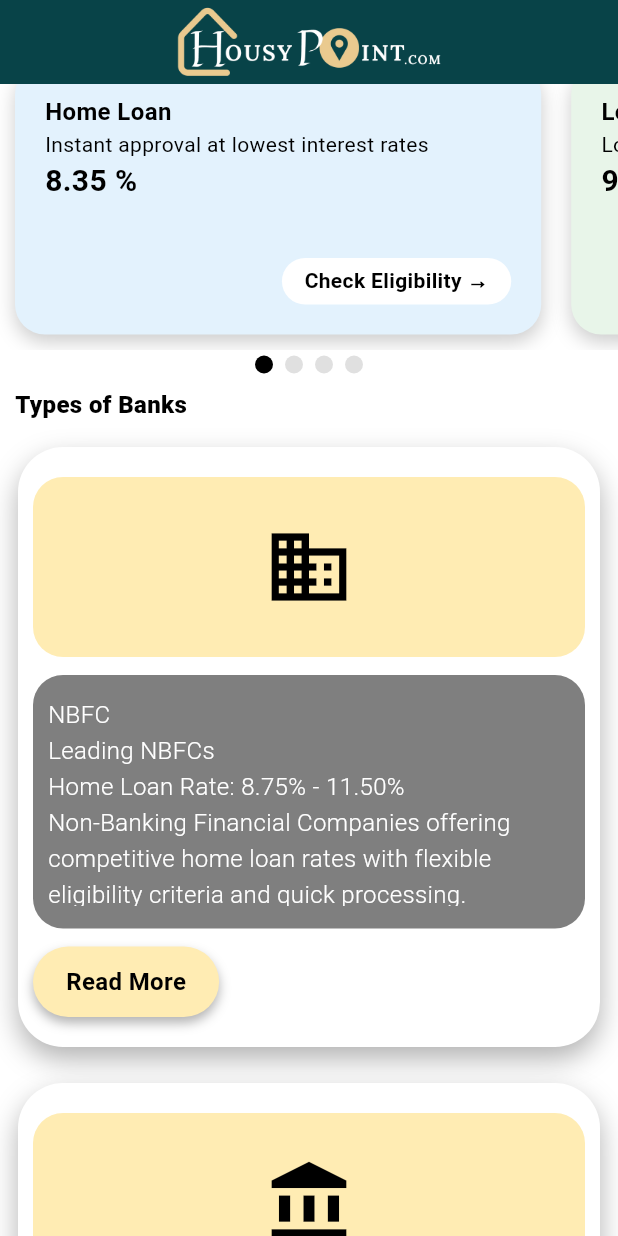
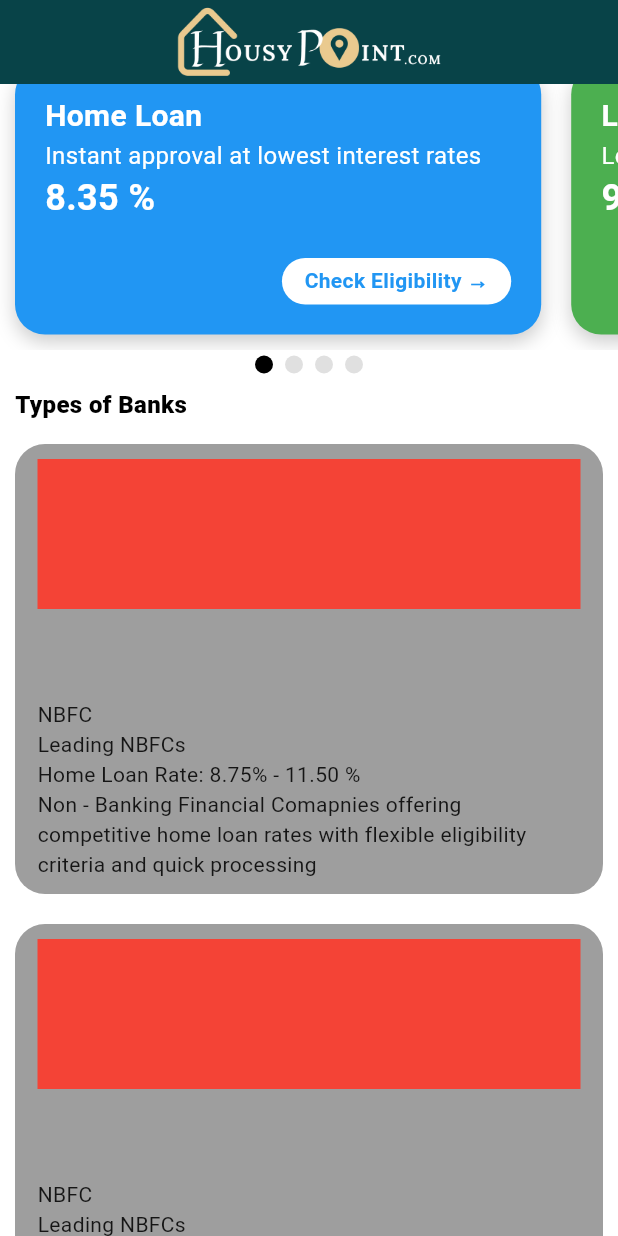
Before and after one commit to prayasjadaun/HousyPoint, a Flutter app: the screen it shows after launch, scrolled down 576 dp, on a phone screen of 412 x 824 dp. Run offline on Flutter 3.47's test engine with Material 3 defaults, Android fonts, the light colour scheme and no system bars; our stand-ins replace country_picker, fl_chart, flutter_spinkit, google_fonts, google_nav_bar, introduction_screen and 2 more; missing offline and left inert: insta_image_viewer.

Commit message:
what happen?

```diff
--- a/housy_point/lib/views/screens/bottomNavBarScreens/home_screen.dart
+++ b/housy_point/lib/views/screens/bottomNavBarScreens/home_screen.dart
@@ -79,13 +79,12 @@ class _HomeScreenState extends State<HomeScreen>
             margin: EdgeInsets.only(bottom: 20),
             color: backgroundColor,
             child: Padding(
-
               padding: const EdgeInsets.symmetric(horizontal: 15, vertical: 10),
               child: GNav(
                 gap: 2,
                 color: iconColor,
                 activeColor: activeColor,
-                tabBackgroundColor: isDarkMode ? Colors.grey.shade800! : Colors.white!,
+                tabBackgroundColor: isDarkMode ? Colors.grey.shade800 : Colors.white,
                 padding: const EdgeInsets.symmetric(horizontal: 20, vertical: 12),
                 tabs:  [
                   GButton(
--- a/housy_point/lib/views/screens/homeLoanScreen/home_loan_screen.dart
+++ b/housy_point/lib/views/screens/homeLoanScreen/home_loan_screen.dart
@@ -1,6 +1,5 @@
 import 'dart:async';
 import 'package:flutter/material.dart';
-import 'package:housy_point/views/screens/homeLoanScreen/loan_calculator.dart';
 import 'package:shimmer/shimmer.dart';
 import 'dart:math' as math;
 
@@ -29,17 +28,23 @@ class _HomeLoanScreenState extends State<HomeLoanScreen>
     'assets/loanImages/HomeLoan3.png',
   ];
   final List<Color> carouselBackgroundColors = [
-    Colors.orange.shade50,
-    Colors.blue.shade50,
-    Colors.green.shade50,
+    Colors.deepOrangeAccent.shade100,
+    Colors.blue.shade100,
+    Colors.green.shade100,
   ];
 
+  // final List<Color> loanCardColors = [
+  //   Colors.deepOrangeAccent.shade700,
+  //   Colors.blue.shade900,
+  //   Colors.purple.shade900,
+  //   Colors.pink.shade900,
+  // ];
   // Define loanCardColors as a list of colors
   final List<Color> loanCardColors = [
-    Colors.blue.shade50,
-    Colors.green.shade50,
-    Colors.orange.shade50,
-    Colors.purple.shade50,
+    Colors.blue,
+    Colors.green,
+    Colors.orange,
+    Colors.purple,
   ];
 
   // Define loanCardText as a list of strings
@@ -57,7 +62,7 @@ class _HomeLoanScreenState extends State<HomeLoanScreen>
           TextSpan(
             text: "Your dream\n",
             style: TextStyle(
-              fontSize: 16,
+              fontSize: 20,
               fontWeight: FontWeight.bold,
               color: Colors.grey.shade900,
             ),
@@ -65,7 +70,7 @@ class _HomeLoanScreenState extends State<HomeLoanScreen>
           TextSpan(
             text: "Home with Simpler\n",
             style: TextStyle(
-              fontSize: 14,
+              fontSize: 18,
               fontWeight: FontWeight.w900,
               color: Color(0xFF004240),
             ),
@@ -73,7 +78,7 @@ class _HomeLoanScreenState extends State<HomeLoanScreen>
           TextSpan(
             text: "Faster\n",
             style: TextStyle(
-              fontSize: 14,
+              fontSize: 18,
               fontWeight: FontWeight.w900,
               color: Colors.red.shade700,
             ),
@@ -81,7 +86,7 @@ class _HomeLoanScreenState extends State<HomeLoanScreen>
           TextSpan(
             text: "Friendlier ",
             style: TextStyle(
-              fontSize: 14,
+              fontSize: 18,
               fontWeight: FontWeight.w900,
               color: Color(0xFF004240),
             ),
@@ -89,7 +94,7 @@ class _HomeLoanScreenState extends State<HomeLoanScreen>
           TextSpan(
             text: "Home Loans\n",
             style: TextStyle(
-              fontSize: 14,
+              fontSize: 18,
               fontWeight: FontWeight.w900,
               color: Colors.red.shade700,
             ),
@@ -97,7 +102,7 @@ class _HomeLoanScreenState extends State<HomeLoanScreen>
           TextSpan(
             text: "✅100% Paperless\n",
             style: TextStyle(
-              fontSize: 12,
+              fontSize: 16,
               fontWeight: FontWeight.w700,
               color: Colors.black,
             ),
@@ -105,7 +110,7 @@ class _HomeLoanScreenState extends State<HomeLoanScreen>
           TextSpan(
             text: "✅Lowest Interest Rate",
             style: TextStyle(
-              fontSize: 12,
+              fontSize: 16,
               fontWeight: FontWeight.w700,
               color: Colors.black,
             ),
@@ -119,7 +124,7 @@ class _HomeLoanScreenState extends State<HomeLoanScreen>
           TextSpan(
             text: "Get Your\n",
             style: TextStyle(
-              fontSize: 16,
+              fontSize: 18,
               fontWeight: FontWeight.bold,
               color: Colors.grey.shade900,
             ),
@@ -127,7 +132,7 @@ class _HomeLoanScreenState extends State<HomeLoanScreen>
           TextSpan(
             text: "Personal Loan\n",
             style: TextStyle(
-              fontSize: 14,
+              fontSize: 18,
               fontWeight: FontWeight.w900,
               color: Colors.blue.shade900,
             ),
@@ -135,7 +140,7 @@ class _HomeLoanScreenState extends State<HomeLoanScreen>
           TextSpan(
             text: "Loaded with Benefits\n",
             style: TextStyle(
-              fontSize: 14,
+              fontSize: 18,
               fontWeight: FontWeight.w900,
               color: Color(0xFF004240),
             ),
@@ -143,7 +148,7 @@ class _HomeLoanScreenState extends State<HomeLoanScreen>
           TextSpan(
             text: "✅Attractive Interest Rates\n",
             style: TextStyle(
-              fontSize: 12,
+              fontSize: 16,
               fontWeight: FontWeight.w700,
               color: Colors.black,
             ),
@@ -151,7 +156,7 @@ class _HomeLoanScreenState extends State<HomeLoanScreen>
           TextSpan(
             text: "✅100% Paperless",
             style: TextStyle(
-              fontSize: 12,
+              fontSize: 16,
               fontWeight: FontWeight.w700,
               color: Colors.black,
             ),
@@ -165,7 +170,7 @@ class _HomeLoanScreenState extends State<HomeLoanScreen>
           TextSpan(
             text: "Get Instant\n",
             style: TextStyle(
-              fontSize: 16,
+              fontSize: 18,
               fontWeight: FontWeight.w800,
               color: Colors.grey.shade700,
             ),
@@ -173,7 +178,7 @@ class _HomeLoanScreenState extends State<HomeLoanScreen>
           TextSpan(
             text: "L&T Finance\n",
             style: TextStyle(
-              fontSize: 14,
+              fontSize: 18,
               fontWeight: FontWeight.w900,
               color: Color(0xFF004240),
             ),
@@ -181,7 +186,7 @@ class _HomeLoanScreenState extends State<HomeLoanScreen>
           TextSpan(
             text: "Personal Loan in\n",
             style: TextStyle(
-              fontSize: 14,
+              fontSize: 18,
               fontWeight: FontWeight.w900,
               color: Color(0xFF004240),
             ),
@@ -189,7 +194,7 @@ class _HomeLoanScreenState extends State<HomeLoanScreen>
           TextSpan(
             text: "2 Minutes\n",
             style: TextStyle(
-              fontSize: 14,
+              fontSize: 18,
               fontWeight: FontWeight.w900,
               color: Color(0xFF004240),
             ),
@@ -197,7 +202,7 @@ class _HomeLoanScreenState extends State<HomeLoanScreen>
           TextSpan(
             text: "✅Digital Process\n",
             style: TextStyle(
-              fontSize: 12,
+              fontSize: 16,
               fontWeight: FontWeight.w700,
               color: Colors.black,
             ),
@@ -205,7 +210,7 @@ class _HomeLoanScreenState extends State<HomeLoanScreen>
           TextSpan(
             text: "✅Instant Approval",
             style: TextStyle(
-              fontSize: 12,
+              fontSize: 16,
               fontWeight: FontWeight.w700,
               color: Colors.black,
             ),
@@ -334,7 +339,7 @@ class _HomeLoanScreenState extends State<HomeLoanScreen>
               // Types of banks shimmer effect ------------
               Column(
                 children: [
-                  for (int i = 0; i < 3; i++)
+                  for (int i = 0; i < 4; i++)
                     Container(
                       height: 300,
                       clipBehavior: Clip.antiAlias,
@@ -343,67 +348,7 @@ class _HomeLoanScreenState extends State<HomeLoanScreen>
                         borderRadius: BorderRadius.circular(20),
                         color: Colors.white,
                       ),
-                    ),
-                  // Loan calculator Shimmer Effect-----------
-                  Container(
-                    padding: const EdgeInsets.all(24),
-                    decoration: BoxDecoration(
-                      color: Colors.white,
-                      borderRadius: BorderRadius.circular(16),
-                      boxShadow: [
-                        BoxShadow(
-                          color: Colors.grey.withOpacity(0.1),
-                          spreadRadius: 5,
-                          blurRadius: 15,
-                        ),
-                      ],
-                    ),
-                    child: Column(
-                      children: [
-                        // Placeholder for Pie Chart
-                        Container(
-                          height: 200,
-                          width: double.infinity,
-                          color: Colors.grey[800],
-                        ),
-                        const SizedBox(height: 24),
-                        // Placeholder for Monthly EMI
-                        Container(
-                          height: 30,
-                          width: 150,
-                          color: Colors.grey[800],
-                        ),
-                        const SizedBox(height: 8),
-                        Container(
-                          height: 50,
-                          width: 200,
-                          color: Colors.grey[800],
-                        ),
-                        const SizedBox(height: 24),
-                        // Placeholder for Breakdown
-                        Row(
-                          mainAxisAlignment: MainAxisAlignment.spaceBetween,
-                          children: [
-                            Container(
-                              height: 50,
-                              width: 80,
-                              color: Colors.grey[800],
-                            ),
-                            Container(
-                              height: 50,
-                              width: 80,
-                              color: Colors.grey[800],
-                            ),
-                            Container(
-                              height: 50,
-                              width: 80,
-                              color: Colors.grey[800],
-                            ),
-                          ],
-                        ),
-                      ],
-                    ),
-                  ),
+                    )
                 ],
               ),
             ],
@@ -531,7 +476,7 @@ class _HomeLoanScreenState extends State<HomeLoanScreen>
                     margin: const EdgeInsets.all(10),
                     decoration: BoxDecoration(
                       borderRadius: BorderRadius.circular(20),
-                      color: Colors.white,
+                      color: Colors.purple.shade900,
                       boxShadow: [
                         BoxShadow(
                           color: Colors.grey.withOpacity(0.5),
@@ -561,7 +506,7 @@ class _HomeLoanScreenState extends State<HomeLoanScreen>
                             needleColor: Colors.black87,
                           ),
                         ),
-                        SizedBox(height: 20),
+                        SizedBox(height: 10),
                         // Use Align or Center to center the text
                         Center(
                           child: Text.rich(
@@ -571,15 +516,15 @@ class _HomeLoanScreenState extends State<HomeLoanScreen>
                                   text: "Get Your CIBIL Credit Report ",
                                   style: TextStyle(
                                     fontWeight: FontWeight.w900,
-                                    fontSize: 16,
-                                    color: Colors.black,
+                                    fontSize: 18,
+                                    color: Colors.white,
                                   ),
                                 ),
                                 TextSpan(
                                   text: "worth 500\n",
                                   style: TextStyle(
                                     fontWeight: FontWeight.w900,
-                                    fontSize: 16,
+                                    fontSize: 18,
                                     color: Colors.yellow.shade900,
                                   ),
                                 ),
@@ -587,7 +532,7 @@ class _HomeLoanScreenState extends State<HomeLoanScreen>
                                   text: "for FREE\n",
                                   style: TextStyle(
                                     fontWeight: FontWeight.w900,
-                                    fontSize: 18,
+                                    fontSize: 20,
                                     color: Colors.green.shade600,
                                   ),
                                 ),
@@ -597,7 +542,7 @@ class _HomeLoanScreenState extends State<HomeLoanScreen>
                                   style: TextStyle(
                                     fontWeight: FontWeight.w500,
                                     fontSize: 14,
-                                    color: Colors.black,
+                                    color: Colors.white,
                                   ),
                                 ),
                               ],
@@ -720,8 +665,8 @@ class _HomeLoanScreenState extends State<HomeLoanScreen>
                                   loanCardText[index].split(
                                       '\n')[0], // Loan type (e.g., Home Loan)
                                   style: TextStyle(
-                                    color: Colors.black,
-                                    fontSize: 16,
+                                    color: Colors.white,
+                                    fontSize: 20,
                                     fontWeight: FontWeight.bold,
                                   ),
                                 ),
@@ -729,16 +674,16 @@ class _HomeLoanScreenState extends State<HomeLoanScreen>
                                   loanCardText[index].split('\n')[
                                       1], // Description (e.g., Instant approval...)
                                   style: TextStyle(
-                                    color: Colors.black,
-                                    fontSize: 14,
+                                    color: Colors.white,
+                                    fontSize: 16,
                                   ),
                                 ),
                                 Text(
                                   loanCardText[index].split(
                                       '\n')[2], // Interest rate (e.g., 8.35 %)
                                   style: TextStyle(
-                                    color: Colors.black,
-                                    fontSize: 20,
+                                    color: Colors.white,
+                                    fontSize: 24,
                                     fontWeight: FontWeight.bold,
                                   ),
                                 ),
@@ -755,7 +700,7 @@ class _HomeLoanScreenState extends State<HomeLoanScreen>
                                       child: Text(
                                         'Check Eligibility →',
                                         style: TextStyle(
-                                          color: Colors.black,
+                                          color: loanCardColors[index],
                                           fontSize: 14,
                                           fontWeight: FontWeight.bold,
                                         ),
@@ -796,32 +741,9 @@ class _HomeLoanScreenState extends State<HomeLoanScreen>
                   ),
                   Column(
                     children: [
-                      BanksCustomContainer(
-                        text:
-                            'NBFC\nLeading NBFCs\nHome Loan Rate: 8.75% - 11.50%\n'
-                            'Non-Banking Financial Companies offering competitive home loan rates with flexible eligibility criteria and quick processing.',
-                        buttonText: 'Read More',
-                        icon: Icons.business,
-                      ),
-                      BanksCustomContainer(
-                        text:
-                            'PRIVATE BANKS\nPremium Private Banks\nHome Loan Rate: 8.50% - 10.75%\n'
-                            'Leading private sector banks providing premium banking services with competitive home loan rates and personalized solutions.',
-                        buttonText: 'Read More',
-                        icon: Icons.account_balance,
-                      ),
-                      BanksCustomContainer(
-                        text:
-                            'GOVERNMENT BANK\nPublic Sector Banks\nHome Loan Rate: 8.40% - 9.75%\n'
-                            'Government-backed banks offering reliable home loan services with competitive interest rates and maximum security.',
-                        buttonText: 'Read More',
-                        icon: Icons.verified_user,
-                      ),
+                      for (int i = 0; i < 5; i++) BanksCustomContainer(),
                     ],
                   ),
-                  // Loan Calculator-----------
-
-                  Container(height: 1000, child: LoanCalculator()),
                 ],
               ),
             ),
@@ -829,106 +751,42 @@ class _HomeLoanScreenState extends State<HomeLoanScreen>
   }
 }
 
+// Custom Container-------For banks cards--------
 class BanksCustomContainer extends StatelessWidget {
   const BanksCustomContainer({
-    required this.icon,
-    required this.buttonText,
-    required this.text,
     super.key,
   });
-
-  final String text;
-  final String buttonText;
-  final IconData icon;
 
   @override
   Widget build(BuildContext context) {
     return Container(
-      padding: EdgeInsets.symmetric(horizontal: 10, vertical: 20),
-      height: 400,
+      padding: EdgeInsets.symmetric(horizontal: 15, vertical: 10),
+      height: 300,
       clipBehavior: Clip.antiAlias,
-      margin: const EdgeInsets.all(12),
+      margin: const EdgeInsets.all(10), // Add margin for spacing
       decoration: BoxDecoration(
-        borderRadius: BorderRadius.circular(30),
-        color: Colors.white,
-        // gradient: LinearGradient(
-        //   colors: [Colors.white, Colors.black],
-        //   begin: Alignment.topLeft,
-        //   end: Alignment.bottomRight,
-        // ),
-        boxShadow: [
-          BoxShadow(
-            color: Colors.black.withOpacity(0.3),
-            blurRadius: 15,
-            offset: Offset(0, 8),
-          ),
-        ],
+        borderRadius: BorderRadius.circular(20),
+        color: Colors.grey,
       ),
       child: Column(
         mainAxisAlignment: MainAxisAlignment.spaceBetween,
-        crossAxisAlignment: CrossAxisAlignment.start,
         children: [
           Container(
-            height: 120,
-            decoration: BoxDecoration(
-              color: Colors.amber.shade100,
-              borderRadius: BorderRadius.circular(20),
+            height: 100,
+            decoration: BoxDecoration(color: Colors.red),
+          ),
+          Container(
+            child: Column(
+              crossAxisAlignment: CrossAxisAlignment.start,
+              children: [
+                Text('NBFC'),
+                Text('Leading NBFCs'),
+                Text('Home Loan Rate: 8.75% - 11.50 %'),
+                Text(
+                    'Non - Banking Financial Comapnies offering competitive home loan rates with flexible eligibility criteria and quick processing'),
+              ],
             ),
-            child: Center(
-              child: Icon(
-                icon,
-                size: 60,
-                color: Colors.black,
-              ),
-            ),
-          ),
-          Expanded(
-            child: Container(
-              margin: EdgeInsets.symmetric(vertical: 12),
-              padding: EdgeInsets.symmetric(vertical: 15, horizontal: 10),
-              decoration: BoxDecoration(
-                color: Colors.black.withOpacity(0.5),
-                borderRadius: BorderRadius.circular(20),
-              ),
-              child: Text(
-                text,
-                style: TextStyle(
-                  color: Colors.white,
-                  fontSize: 16,
-                  fontWeight: FontWeight.w300,
-                  height: 1.5,
-                ),
-              ),
-            ),
-          ),
-          InkWell(
-            onTap: () {
-              // Handle button tap
-            },
-            child: AnimatedContainer(
-              duration: Duration(milliseconds: 150),
-              padding: EdgeInsets.symmetric(vertical: 12, horizontal: 22),
-              decoration: BoxDecoration(
-                color: Colors.amber.shade100,
-                borderRadius: BorderRadius.circular(25),
-                boxShadow: [
-                  BoxShadow(
-                    color: Colors.black.withOpacity(0.3),
-                    blurRadius: 6,
-                    offset: Offset(0, 4),
-                  ),
-                ],
-              ),
-              child: Text(
-                buttonText,
-                style: TextStyle(
-                  fontSize: 16,
-                  fontWeight: FontWeight.w600,
-                  color: Colors.black,
-                ),
-              ),
-            ),
-          ),
+          )
         ],
       ),
     );
```
Also changed, not shown: housy_point/pubspec.lock.
